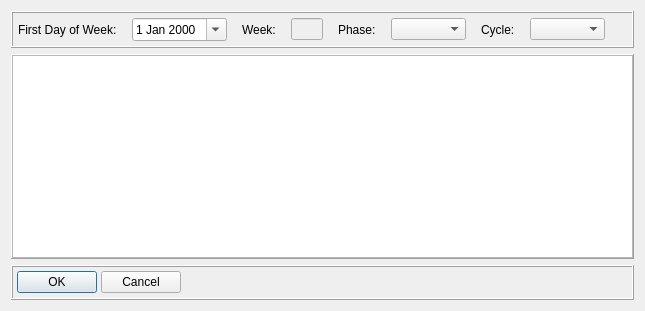
Old version of the form dialog_addweek.ui in the repository Tria-Andy/WorkoutEditor.
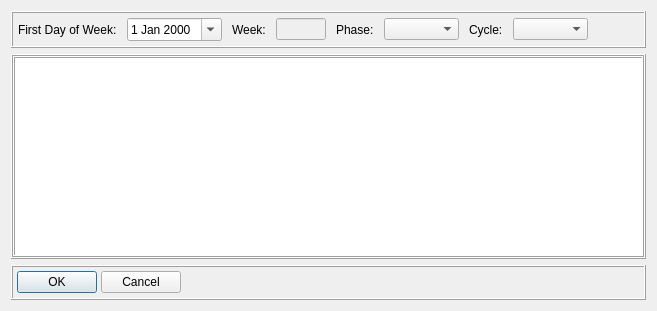
New version of the form.

Commit message:
Planer: Form-Add Week Workouts #55
Edit Frame

The edit to the form file:
```diff
--- a/dialog_addweek.ui
+++ b/dialog_addweek.ui
@@ -6,7 +6,7 @@
    <rect>
     <x>0</x>
     <y>0</y>
-    <width>645</width>
+    <width>657</width>
     <height>311</height>
    </rect>
   </property>
@@ -42,7 +42,7 @@
      </property>
      <layout class="QHBoxLayout" name="horizontalLayout_2">
       <property name="spacing">
-       <number>15</number>
+       <number>10</number>
       </property>
       <property name="leftMargin">
        <number>5</number>
@@ -155,7 +155,7 @@
    <item>
     <widget class="QFrame" name="frame_values">
      <property name="frameShape">
-      <enum>QFrame::Panel</enum>
+      <enum>QFrame::Box</enum>
      </property>
      <property name="frameShadow">
       <enum>QFrame::Raised</enum>
@@ -184,6 +184,12 @@
           <height>60</height>
          </size>
         </property>
+        <property name="frameShape">
+         <enum>QFrame::Box</enum>
+        </property>
+        <property name="frameShadow">
+         <enum>QFrame::Raised</enum>
+        </property>
        </widget>
       </item>
      </layout>
```
